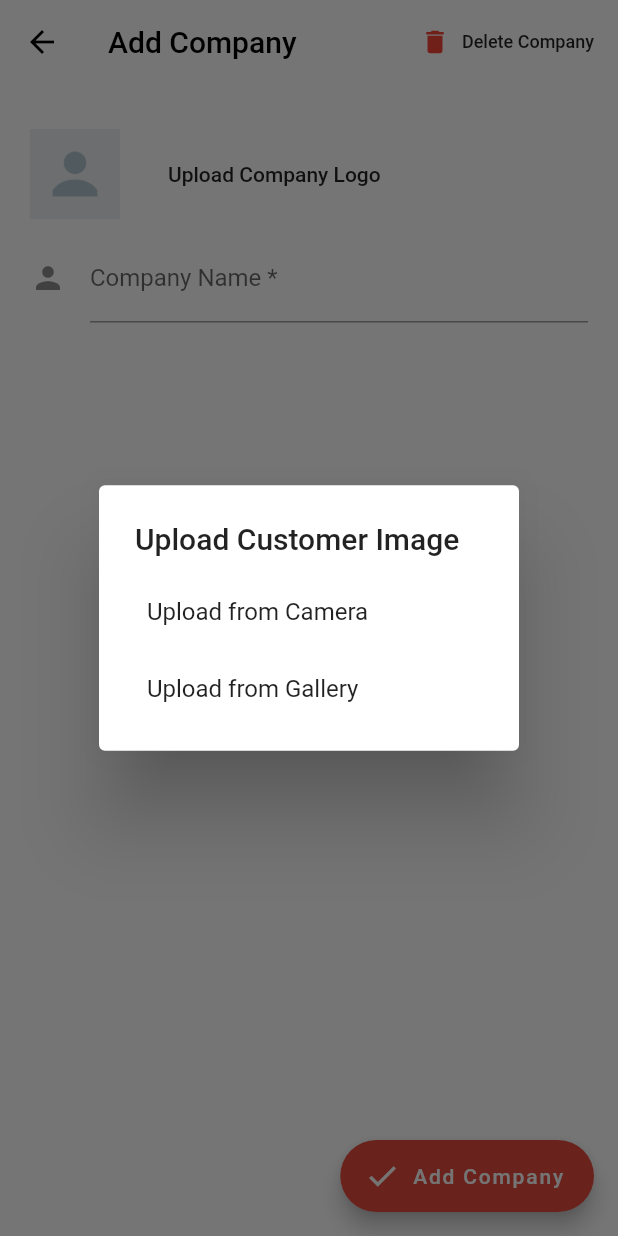
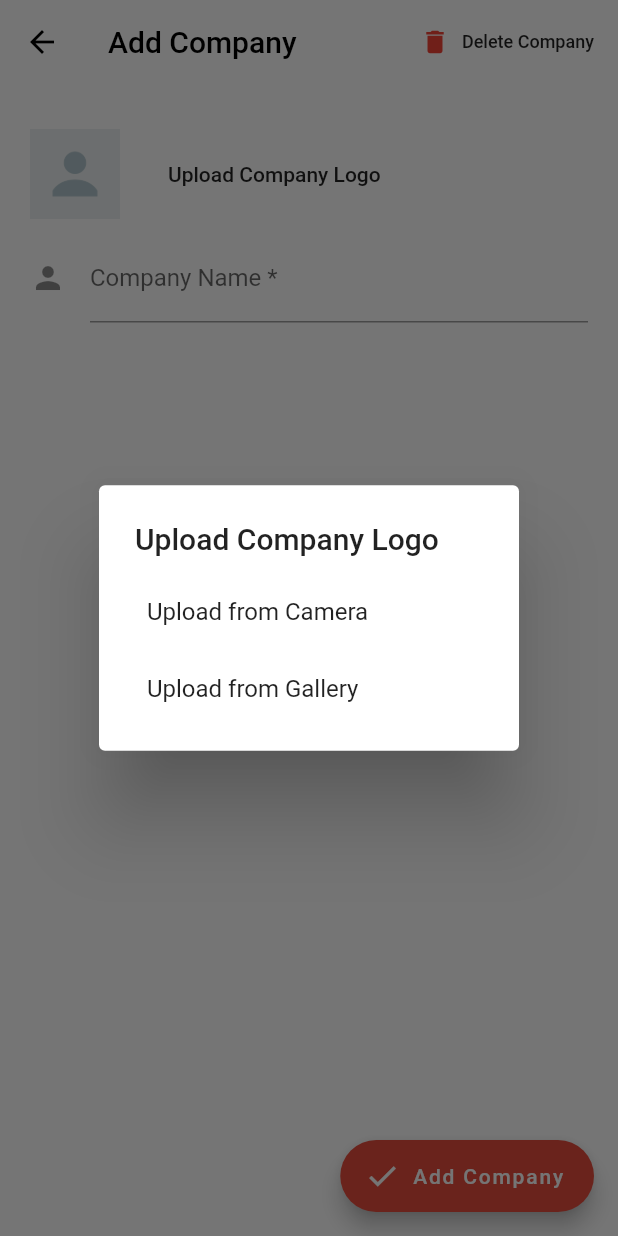
Before and after one commit to l3lackcurtains/udharo-khata, a Flutter app: the AddBusiness screen opened directly, after a tap on "Upload Company Logo", on a phone screen of 412 x 824 dp. Run offline on Flutter 3.47's test engine with Material 2 defaults, Android fonts, the phone set to English and light mode, and no system bars; our stand-ins replace cloud_firestore, contacts_service, firebase_auth, flutter_platform_widgets, google_sign_in, image_picker and 6 more; missing offline and left inert: autocomplete_textfield, back_button_interceptor, background_fetch, cron, flutter_pdfview; accounts and stored records are empty.

Commit message:
More on nepali language

```diff
--- a/lib/pages/addBusiness.dart
+++ b/lib/pages/addBusiness.dart
@@ -4,6 +4,7 @@ import 'dart:io';
 import 'package:flutter/material.dart';
 import 'package:image_picker/image_picker.dart';
 import 'package:udharokhata/blocs/businessBloc.dart';
+import 'package:udharokhata/helpers/appLocalizations.dart';
 import 'package:udharokhata/helpers/stateNotifier.dart';
 import 'package:udharokhata/models/business.dart';
 import 'package:udharokhata/pages/deleteBusiness.dart';
@@ -53,7 +54,7 @@ class _AddBusinessState extends State<AddBusiness> {
         elevation: 0.0,
         backgroundColor: Colors.transparent,
         title: Text(
-          'Add Company',
+          AppLocalizations.of(context).translate('addCompany'),
           style: TextStyle(color: Colors.black),
         ),
         iconTheme: IconThemeData(
@@ -62,7 +63,7 @@ class _AddBusinessState extends State<AddBusiness> {
         actions: <Widget>[
           FlatButton.icon(
             label: Text(
-              "Delete Company",
+              AppLocalizations.of(context).translate('deleteCompany'),
               style: TextStyle(fontSize: 12),
             ),
             icon: Icon(Icons.delete, size: 20.0, color: Colors.red),
@@ -82,7 +83,7 @@ class _AddBusinessState extends State<AddBusiness> {
           addCompany();
         },
         icon: Icon(Icons.check),
-        label: Text('Add Company'),
+        label: Text(AppLocalizations.of(context).translate('addCompany')),
       ),
       body: SingleChildScrollView(
         child: Container(
@@ -96,13 +97,16 @@ class _AddBusinessState extends State<AddBusiness> {
                   TextFormField(
                     decoration: InputDecoration(
                       icon: Icon(Icons.person),
-                      hintText: 'What is your company name?',
-                      labelText: 'Company Name *',
+                      hintText: AppLocalizations.of(context)
+                          .translate('companyNameLabelMeta'),
+                      labelText: AppLocalizations.of(context)
+                          .translate('companyNameLabel'),
                     ),
                     autovalidate: false,
                     validator: (input) {
                       if (input.isEmpty) {
-                        return 'Please type customer name';
+                        return AppLocalizations.of(context)
+                            .translate('companyNameLabelError');
                       }
                       return null;
                     },
@@ -138,7 +142,8 @@ class _AddBusinessState extends State<AddBusiness> {
             onPressed: () {
               showUploadDialog();
             },
-            child: Text('Upload Company Logo'),
+            child: Text(
+                AppLocalizations.of(context).translate('companyImageLabel')),
           ),
         )
       ],
@@ -150,12 +155,14 @@ class _AddBusinessState extends State<AddBusiness> {
       context: context,
       builder: (BuildContext context) {
         return SimpleDialog(
-          title: Text('Upload Customer Image'),
+          title:
+              Text(AppLocalizations.of(context).translate('companyImageLabel')),
           children: <Widget>[
             SimpleDialogOption(
               child: Padding(
                   padding: EdgeInsets.all(8),
-                  child: Text('Upload from Camera')),
+                  child: Text(AppLocalizations.of(context)
+                      .translate('uploadFromCamera'))),
               onPressed: () {
                 Navigator.of(context).pop();
                 getImageFromCamera();
@@ -164,7 +171,8 @@ class _AddBusinessState extends State<AddBusiness> {
             SimpleDialogOption(
               child: Padding(
                   padding: EdgeInsets.all(8),
-                  child: Text('Upload from Gallery')),
+                  child: Text(AppLocalizations.of(context)
+                      .translate('uploadFromGallery'))),
               onPressed: () {
                 Navigator.of(context).pop();
                 getImageFromGallery();
@@ -192,7 +200,8 @@ class _AddBusinessState extends State<AddBusiness> {
           ),
           Padding(
               padding: EdgeInsets.fromLTRB(8, 0, 0, 0),
-              child: Text('Image size is too big. (Max size 2MB)'))
+              child: Text(
+                  AppLocalizations.of(context).translate('imageSizeError')))
         ]));
         _scaffoldKey.currentState.showSnackBar(snackBar);
         return;
--- a/lib/pages/deleteBusiness.dart
+++ b/lib/pages/deleteBusiness.dart
@@ -1,5 +1,6 @@
 import 'package:flutter/material.dart';
 import 'package:udharokhata/blocs/businessBloc.dart';
+import 'package:udharokhata/helpers/appLocalizations.dart';
 import 'package:udharokhata/helpers/stateNotifier.dart';
 import 'package:udharokhata/main.dart';
 import 'package:udharokhata/models/business.dart';
@@ -43,7 +44,7 @@ class _DeleteBusinessState extends State<DeleteBusiness> {
         elevation: 0.0,
         backgroundColor: Colors.transparent,
         title: Text(
-          'Delete Company',
+          AppLocalizations.of(context).translate('deleteCompany'),
           style: TextStyle(color: Colors.black),
         ),
         iconTheme: IconThemeData(
@@ -57,7 +58,7 @@ class _DeleteBusinessState extends State<DeleteBusiness> {
         icon: Icon(
           Icons.check,
         ),
-        label: Text('Delete Company'),
+        label: Text(AppLocalizations.of(context).translate('deleteCompany')),
       ),
       body: Container(
         decoration: BoxDecoration(color: Colors.white),
```
Also changed, not shown: lib/pages/businessInformation.dart (+6 -2 lines).
